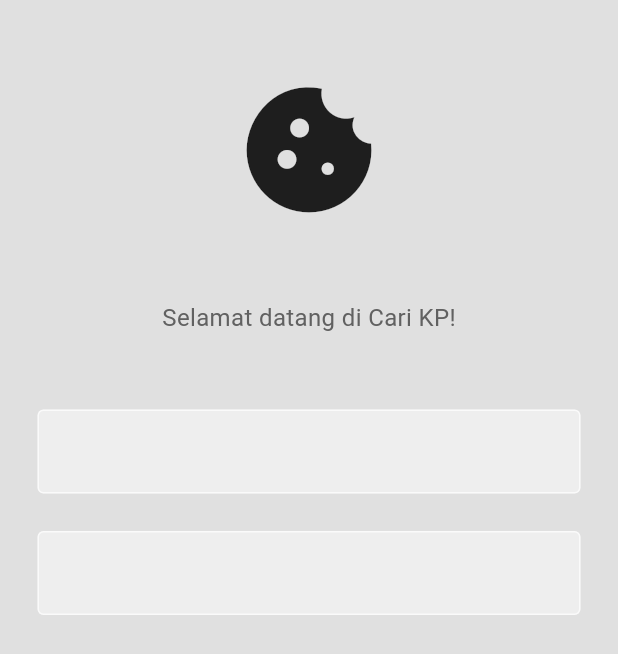
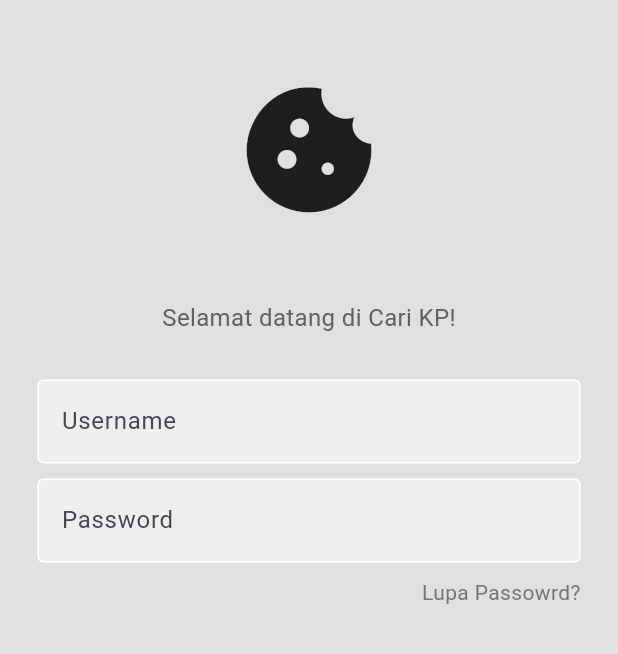
Before and after one commit to farrelfavian18/cari_kp, a Flutter app: the screen it shows after launch, on a phone screen of 412 x 824 dp. Shown: the top 654 px of the screen. Run offline on Flutter 3.47's test engine with Material 3 defaults, Android fonts, the light colour scheme and no system bars.

Commit message:
login signup
blm selesai ckny

```diff
--- a/lib/components/text_field.dart
+++ b/lib/components/my_textfield.dart
@@ -1,22 +1,33 @@
 import 'package:flutter/material.dart';
 
-class TextField extends StatelessWidget {
-  const TextField({super.key});
+class MyTextField extends StatelessWidget {
+  final controller;
+  final String hintText;
+  final bool obscureText;
+
+  const MyTextField(
+      {super.key,
+      required this.controller,
+      required this.hintText,
+      required this.obscureText});
 
   @override
   Widget build(BuildContext context) {
     return Padding(
       padding: const EdgeInsets.symmetric(horizontal: 25.0),
       child: TextField(
+        controller: controller,
+        obscureText: obscureText,
         decoration: InputDecoration(
           enabledBorder: const OutlineInputBorder(
-            borderSide: BorderSide(color: Colors.white70),
+            borderSide: BorderSide(color: Colors.white),
           ),
           focusedBorder: OutlineInputBorder(
             borderSide: BorderSide(color: Colors.grey.shade400),
           ),
           fillColor: Colors.grey.shade200,
           filled: true,
+          hintText: hintText,
         ),
       ),
     );
--- a/lib/main.dart
+++ b/lib/main.dart
@@ -10,7 +10,7 @@
 
   @override
   Widget build(BuildContext context) {
-    return const MaterialApp(
+    return MaterialApp(
       // home: Scaffold(
       //   body: Center(
       //     child: Text('Cari KP'),
--- a/lib/pages/login_page.dart
+++ b/lib/pages/login_page.dart
@@ -1,7 +1,12 @@
+import 'package:cari_kp/components/my_textfield.dart';
 import 'package:flutter/material.dart';
 
 class LoginPage extends StatelessWidget {
-  const LoginPage({super.key});
+  LoginPage({super.key});
+
+  //text editing controller
+  final usernameController = TextEditingController();
+  final passwordController = TextEditingController();
 
   @override
   Widget build(BuildContext context) {
@@ -31,46 +36,39 @@
                 ),
               ),
 
-                const SizedBox(height: 50),
+              const SizedBox(height: 30),
               //TODO username field
+              MyTextField(
+                controller: usernameController,
+                hintText: 'Username',
+                obscureText: false,
+              ),
+
+              const SizedBox(height: 10),
+
+              //TODO password field
+              MyTextField(
+                controller: passwordController,
+                hintText: 'Password',
+                obscureText: true,
+              ),
+
+              const SizedBox(height: 10),
+              //TODO lupa password?
               Padding(
                 padding: const EdgeInsets.symmetric(horizontal: 25.0),
-                  child: TextField(
-                    decoration: InputDecoration(
-                      enabledBorder: const OutlineInputBorder(
-                        borderSide: BorderSide(color: Colors.white70),
+                child: Row(
+                  mainAxisAlignment: MainAxisAlignment.end,
+                  children: [
+                    Text(
+                      'Lupa Passowrd?',
+                      style: TextStyle(color: Colors.grey[600]),
                     ),
-                      focusedBorder: OutlineInputBorder(
-                        borderSide: BorderSide(color: Colors.grey.shade400),
-                      ),
-                      fillColor: Colors.grey.shade200,
-                      filled: true,
-                    ),
+                  ],
                 ),
               ),
 
-                const SizedBox(height: 25),
-
-                //TODO password field
-
-                Padding(
-                  padding: const EdgeInsets.symmetric(horizontal: 25.0),
-                  child: TextField(
-                    decoration: InputDecoration(
-                      enabledBorder: const OutlineInputBorder(
-                        borderSide: BorderSide(color: Colors.white70),
-                      ),
-                      focusedBorder: OutlineInputBorder(
-                        borderSide: BorderSide(color: Colors.grey.shade400),
-                      ),
-                      fillColor: Colors.grey.shade200,
-                      filled: true,
-                    ),
-                  ),
-                ),
-
-                //TODO lupa password?
-
+              const SizedBox(height: 30),
               //TODO tombol sign in
 
               //TODO continue with ->
@@ -81,6 +79,7 @@
             ],
           ),
         ),
-        ));
+      ),
+    );
   }
 }
```
Lines whose indentation alone changed are shown as unchanged.
